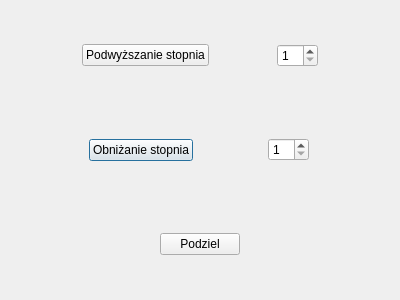
First picture: the form in designs/bezier_curve_options_dialog.ui, repository dawidkostyszak/MMGK, before the edit.
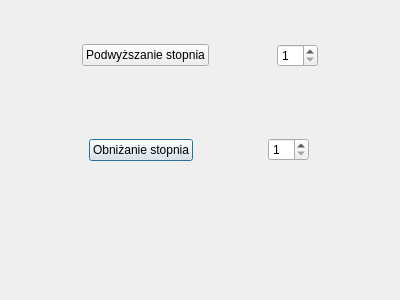
Second picture: the form after the edit.

Commit message: Add posibility to split curve in point selected by mouse click

```diff
--- a/designs/bezier_curve_options_dialog.ui
+++ b/designs/bezier_curve_options_dialog.ui
@@ -61,25 +61,6 @@
      </layout>
     </widget>
    </item>
-   <item row="2" column="0">
-    <widget class="QWidget" name="widget_2" native="true">
-     <layout class="QHBoxLayout" name="horizontalLayout_3">
-      <item>
-       <widget class="QPushButton" name="split">
-        <property name="sizePolicy">
-         <sizepolicy hsizetype="Fixed" vsizetype="Fixed">
-          <horstretch>0</horstretch>
-          <verstretch>0</verstretch>
-         </sizepolicy>
-        </property>
-        <property name="text">
-         <string>Podziel</string>
-        </property>
-       </widget>
-      </item>
-     </layout>
-    </widget>
-   </item>
    <item row="0" column="0">
     <widget class="QWidget" name="widget_3" native="true">
      <layout class="QHBoxLayout" name="horizontalLayout">
@@ -112,6 +93,11 @@
      </layout>
     </widget>
    </item>
+   <item row="2" column="0">
+    <widget class="QWidget" name="widget_2" native="true">
+     <layout class="QHBoxLayout" name="horizontalLayout_3"/>
+    </widget>
+   </item>
   </layout>
  </widget>
  <resources/>
```
The commit also changes 4 other files.
